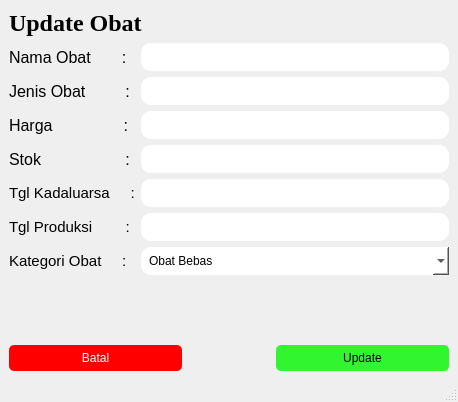
Old version of the form frontend/updateObat.ui in the repository RN-1986/Aplikasi-apotek.
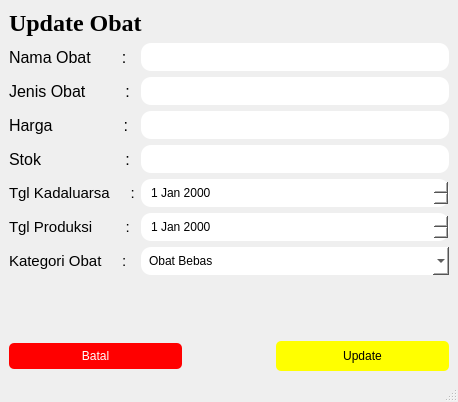
New version of the form.

```diff
--- a/frontend/updateObat.ui
+++ b/frontend/updateObat.ui
@@ -80,18 +80,6 @@
         </property>
        </widget>
       </item>
-      <item row="4" column="1">
-       <widget class="QLineEdit" name="lineEdit_5">
-        <property name="enabled">
-         <bool>true</bool>
-        </property>
-        <property name="styleSheet">
-         <string notr="true">background-color: rgb(255, 255, 255);
-border-radius: 10px;
-padding: 6px 8px;</string>
-        </property>
-       </widget>
-      </item>
       <item row="3" column="0">
        <widget class="QLabel" name="label_5">
         <property name="font">
@@ -217,8 +205,17 @@
         </property>
        </widget>
       </item>
+      <item row="4" column="1">
+       <widget class="QDateEdit" name="dateEdit">
+        <property name="styleSheet">
+         <string notr="true">background-color: rgb(255, 255, 255);
+border-radius: 10px;
+padding: 6px 8px;</string>
+        </property>
+       </widget>
+      </item>
       <item row="5" column="1">
-       <widget class="QLineEdit" name="lineEdit_6">
+       <widget class="QDateEdit" name="dateEdit_2">
         <property name="styleSheet">
          <string notr="true">background-color: rgb(255, 255, 255);
 border-radius: 10px;
@@ -286,9 +283,9 @@
        <widget class="QPushButton" name="pushButton_simpan">
         <property name="styleSheet">
          <string notr="true">QPushButton { 
-background-color: rgb(49, 245, 46);
+background-color: rgb(255, 255, 0);	
 	border-radius: 5px;
-padding: 6px 8px; 
+padding: 8px 8px; 
 }
 
 /* Saat kursor hover */
@@ -303,9 +300,7 @@
      /* warna saat ditekan */
 		background-color: rgb(85, 255, 127);
     color: black;
-}
-
-</string>
+}</string>
         </property>
         <property name="text">
          <string>Update</string>
```
Left out of the diff: 4 changed lines with no effect on the pictures.
